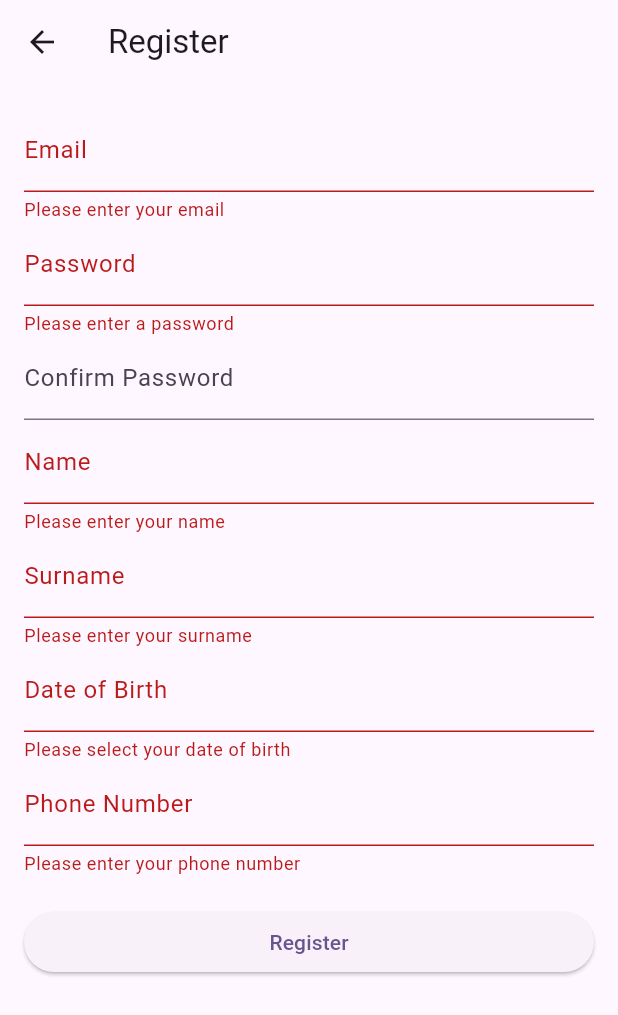
After one commit to shiver225/Senjorams, a Flutter app: the RegisterScreen screen opened directly, after a tap on "Register", on a phone screen of 412 x 824 dp. The commit adds this screen. Shown: the top 1015 px of the screen. Run offline on Flutter 3.47's test engine with Material 3 defaults, Android fonts, the phone set to English and light mode, and no system bars; our stand-ins replace firebase_auth, firebase_core, firebase_database; accounts and stored records are empty.

Commit message:
made login and register

```diff
--- /dev/null
+++ b/senjorams/lib/register_ui.dart
@@ -0,0 +1,201 @@
+import 'package:flutter/material.dart';
+import 'package:firebase_auth/firebase_auth.dart';
+import 'package:firebase_core/firebase_core.dart';
+import 'package:firebase_database/firebase_database.dart';
+import 'package:senjorams/login_ui.dart';
+import 'package:senjorams/main_screen_ui.dart';
+
+class RegisterScreen extends StatefulWidget {
+  const RegisterScreen({super.key});
+
+  @override
+  _RegisterScreenState createState() => _RegisterScreenState();
+}
+
+class _RegisterScreenState extends State<RegisterScreen> {
+  final _formKey = GlobalKey<FormState>();
+  final _auth = FirebaseAuth.instance;
+  final _database = FirebaseDatabase.instance.reference();
+
+  String _email = '';
+  String _password = '';
+  String _confirmPassword = '';
+  String _name = '';
+  String _surname = '';
+  DateTime? _dob;
+  String _phoneNumber = '';
+
+  Future<void> _register() async {
+    if (_formKey.currentState!.validate()) {
+      try {
+        final userCredential = await _auth.createUserWithEmailAndPassword(
+          email: _email,
+          password: _password,
+        );
+        final user = userCredential.user;
+        if (user != null) {
+          // Save user data to Firebase Realtime Database
+          await _database.child('users').child(user.uid).set({
+            'email': _email,
+            'name': _name,
+            'surname': _surname,
+            'dob': _dob?.toIso8601String(),
+            'phoneNumber': _phoneNumber,
+          });
+          Navigator.pushReplacement(
+          context,
+          MaterialPageRoute(builder: (context) => const LoginScreen())
+          );
+        }
+      } catch (e) {
+        // Handle registration errors
+        print('Registration failed: $e');
+        // Show error message to user
+        ScaffoldMessenger.of(context).showSnackBar(SnackBar(
+          content: Text('Registration failed: $e'),
+        ));
+      }
+    }
+  }
+
+  @override
+  Widget build(BuildContext context) {
+    return Scaffold(
+      appBar: AppBar(
+        title: Text('Register'),
+      ),
+      body: Padding(
+        padding: EdgeInsets.all(16.0),
+        child: Form(
+          key: _formKey,
+          child: ListView(
+            children: [
+              TextFormField(
+                decoration: InputDecoration(labelText: 'Email'),
+                keyboardType: TextInputType.emailAddress,
+                validator: (value) {
+                  if (value == null || value.isEmpty) {
+                    return 'Please enter your email';
+                  }
+                  return null;
+                },
+                onChanged: (value) {
+                  setState(() {
+                    _email = value;
+                  });
+                },
+              ),
+              TextFormField(
+                decoration: InputDecoration(labelText: 'Password'),
+                obscureText: true,
+                validator: (value) {
+                  if (value == null || value.isEmpty) {
+                    return 'Please enter a password';
+                  }
+                  return null;
+                },
+                onChanged: (value) {
+                  setState(() {
+                    _password = value;
+                  });
+                },
+              ),
+              TextFormField(
+                decoration: InputDecoration(labelText: 'Confirm Password'),
+                obscureText: true,
+                validator: (value) {
+                  if (value != _password) {
+                    return 'Passwords do not match';
+                  }
+                  return null;
+                },
+                onChanged: (value) {
+                  setState(() {
+                    _confirmPassword = value;
+                  });
+                },
+              ),
+              TextFormField(
+                decoration: InputDecoration(labelText: 'Name'),
+                validator: (value) {
+                  if (value == null || value.isEmpty) {
+                    return 'Please enter your name';
+                  }
+                  return null;
+                },
+                onChanged: (value) {
+                  setState(() {
+                    _name = value;
+                  });
+                },
+              ),
+              TextFormField(
+                decoration: InputDecoration(labelText: 'Surname'),
+                validator: (value) {
+                  if (value == null || value.isEmpty) {
+                    return 'Please enter your surname';
+                  }
+                  return null;
+                },
+                onChanged: (value) {
+                  setState(() {
+                    _surname = value;
+                  });
+                },
+              ),
+              // Date of Birth picker
+              // You can use a DatePicker or any other widget to select date of birth
+              // Here's a basic example using a TextFormField
+              TextFormField(
+                decoration: InputDecoration(labelText: 'Date of Birth'),
+                readOnly: true,
+                onTap: () async {
+                  final selectedDate = await showDatePicker(
+                    context: context,
+                    initialDate: DateTime.now(),
+                    firstDate: DateTime(1900),
+                    lastDate: DateTime.now(),
+                  );
+                  if (selectedDate != null) {
+                    setState(() {
+                      _dob = selectedDate;
+                    });
+                  }
+                },
+                validator: (value) {
+                  if (_dob == null) {
+                    return 'Please select your date of birth';
+                  }
+                  return null;
+                },
+                controller: TextEditingController(
+                  text: _dob != null ? '${_dob!.day}/${_dob!.month}/${_dob!.year}' : '',
+                ),
+              ),
+              TextFormField(
+                decoration: InputDecoration(labelText: 'Phone Number'),
+                keyboardType: TextInputType.phone,
+                validator: (value) {
+                  if (value == null || value.isEmpty) {
+                    return 'Please enter your phone number';
+                  }
+                  return null;
+                },
+                onChanged: (value) {
+                  setState(() {
+                    _phoneNumber = value;
+                  });
+                },
+              ),
+              SizedBox(height: 20),
+              ElevatedButton(
+                onPressed: _register,
+                child: Text('Register'),
+              ),
+            ],
+          ),
+        ),
+      ),
+    );
+  }
+}
--- a/senjorams/pubspec.yaml
+++ b/senjorams/pubspec.yaml
@@ -35,9 +35,11 @@ dependencies:
   # The following adds the Cupertino Icons font to your application.
   # Use with the CupertinoIcons class for iOS style icons.
   cupertino_icons: ^1.0.6
-  firebase_core: ^2.25.4
+  firebase_core: ^2.27.1
+  firebase_auth: ^4.17.9
   cloud_firestore: ^4.15.5
   intl: ^0.19.0
+  firebase_database: ^10.4.10
 
 dev_dependencies:
   flutter_test:
```
Also changed, not shown: senjorams/lib/login_ui.dart (added, +97 -0 lines), senjorams/lib/main.dart (+7 -3 lines), senjorams/lib/start_sreen_ui.dart (added, +40 -0 lines), senjorams/lib/firebase_options.dart (added), senjorams/pubspec.lock, 9 other files.
